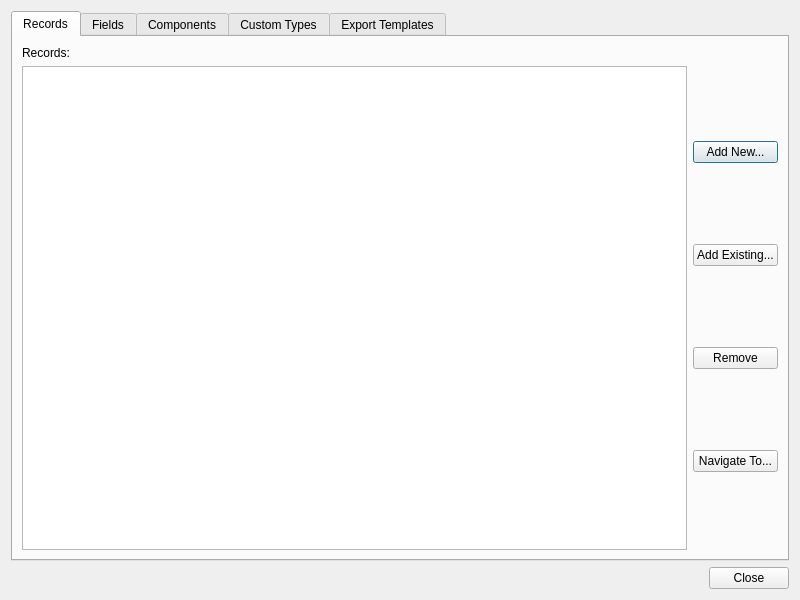
Qt form Source/Tome/Features/Projects/View/projectoverviewwindow.ui (npruehs/tome-editor) before a commit.
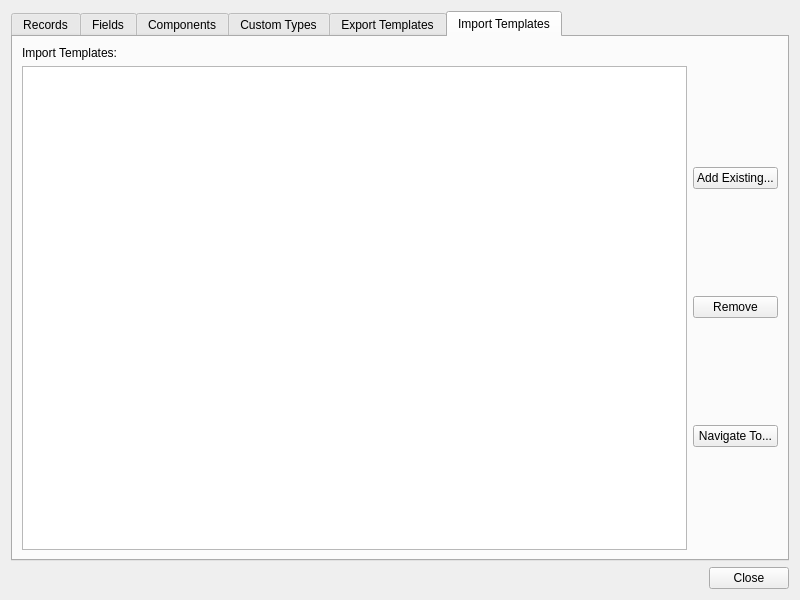
The same form after that commit.

Commit message: ADDED: Import - Adding and removing import template files to and from the project.

```diff
--- a/Source/Tome/Features/Projects/View/projectoverviewwindow.ui
+++ b/Source/Tome/Features/Projects/View/projectoverviewwindow.ui
@@ -17,7 +17,7 @@
    <item>
     <widget class="QTabWidget" name="tabWidget">
      <property name="currentIndex">
-      <number>0</number>
+      <number>5</number>
      </property>
      <widget class="QWidget" name="tabRecords">
       <attribute name="title">
@@ -362,6 +362,69 @@
        </item>
       </layout>
      </widget>
+     <widget class="QWidget" name="tabImportTemplates">
+      <attribute name="title">
+       <string>Import Templates</string>
+      </attribute>
+      <layout class="QVBoxLayout" name="verticalLayout_7">
+       <item>
+        <layout class="QHBoxLayout" name="horizontalLayoutImportTemplateCount">
+         <item>
+          <widget class="QLabel" name="labelImportTemplates">
+           <property name="maximumSize">
+            <size>
+             <width>100</width>
+             <height>16777215</height>
+            </size>
+           </property>
+           <property name="text">
+            <string>Import Templates:</string>
+           </property>
+          </widget>
+         </item>
+         <item>
+          <widget class="QLabel" name="labelImportTemplatesValue">
+           <property name="text">
+            <string/>
+           </property>
+          </widget>
+         </item>
+        </layout>
+       </item>
+       <item>
+        <layout class="QHBoxLayout" name="horizontalLayoutImportTemplates">
+         <item>
+          <widget class="QListWidget" name="listWidgetImportTemplates"/>
+         </item>
+         <item>
+          <layout class="QVBoxLayout" name="verticalLayoutImportTemplatesButtons">
+           <item>
+            <widget class="QPushButton" name="pushButtonAddExistingImportTemplate">
+             <property name="text">
+              <string>Add Existing...</string>
+             </property>
+            </widget>
+           </item>
+           <item>
+            <widget class="QPushButton" name="pushButtonRemoveImportTemplate">
+             <property name="text">
+              <string>Remove</string>
+             </property>
+            </widget>
+           </item>
+           <item>
+            <widget class="QPushButton" name="pushButtonNavigateToImportTemplate">
+             <property name="text">
+              <string>Navigate To...</string>
+             </property>
+            </widget>
+           </item>
+          </layout>
+         </item>
+        </layout>
+       </item>
+      </layout>
+     </widget>
     </widget>
    </item>
    <item>
```
The commit also changes 6 other files.
